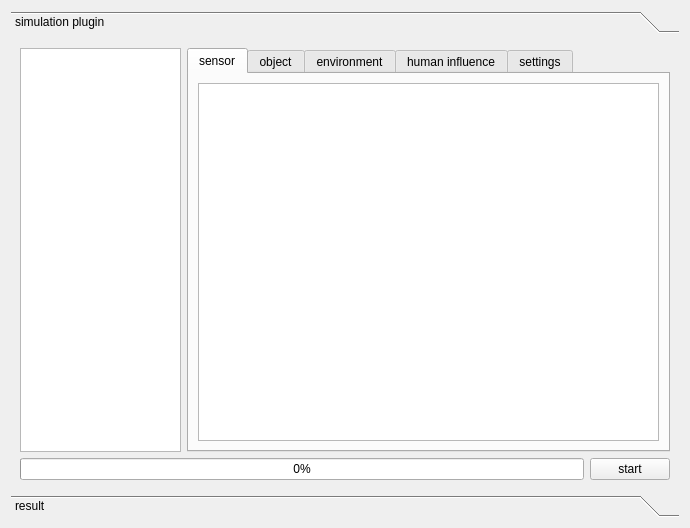
OpenIndy/OpenIndy, file ui/oisimulationwidget.ui: the form before one commit.
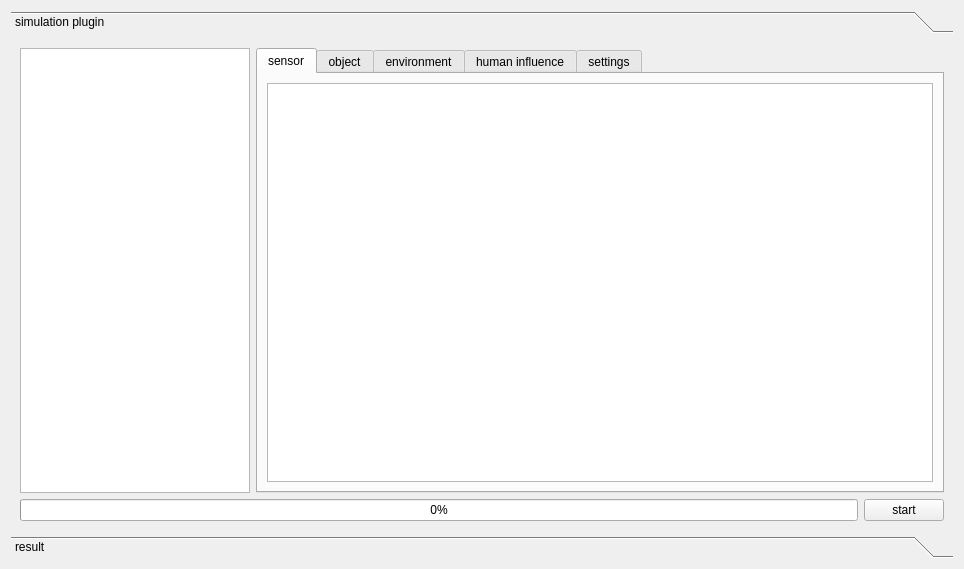
The form after the commit. Custom widgets are drawn as their Qt base class.

```diff
--- a/ui/oisimulationwidget.ui
+++ b/ui/oisimulationwidget.ui
@@ -6,10 +6,16 @@
    <rect>
     <x>0</x>
     <y>0</y>
-    <width>690</width>
-    <height>528</height>
+    <width>964</width>
+    <height>569</height>
    </rect>
   </property>
+  <property name="minimumSize">
+   <size>
+    <width>200</width>
+    <height>200</height>
+   </size>
+  </property>
   <property name="windowTitle">
    <string>simulation</string>
   </property>
@@ -24,8 +30,8 @@
        <rect>
         <x>0</x>
         <y>0</y>
-        <width>672</width>
-        <height>456</height>
+        <width>946</width>
+        <height>497</height>
        </rect>
       </property>
       <attribute name="label">
```
Left out of the diff: 4 changed lines with no effect on the pictures.
